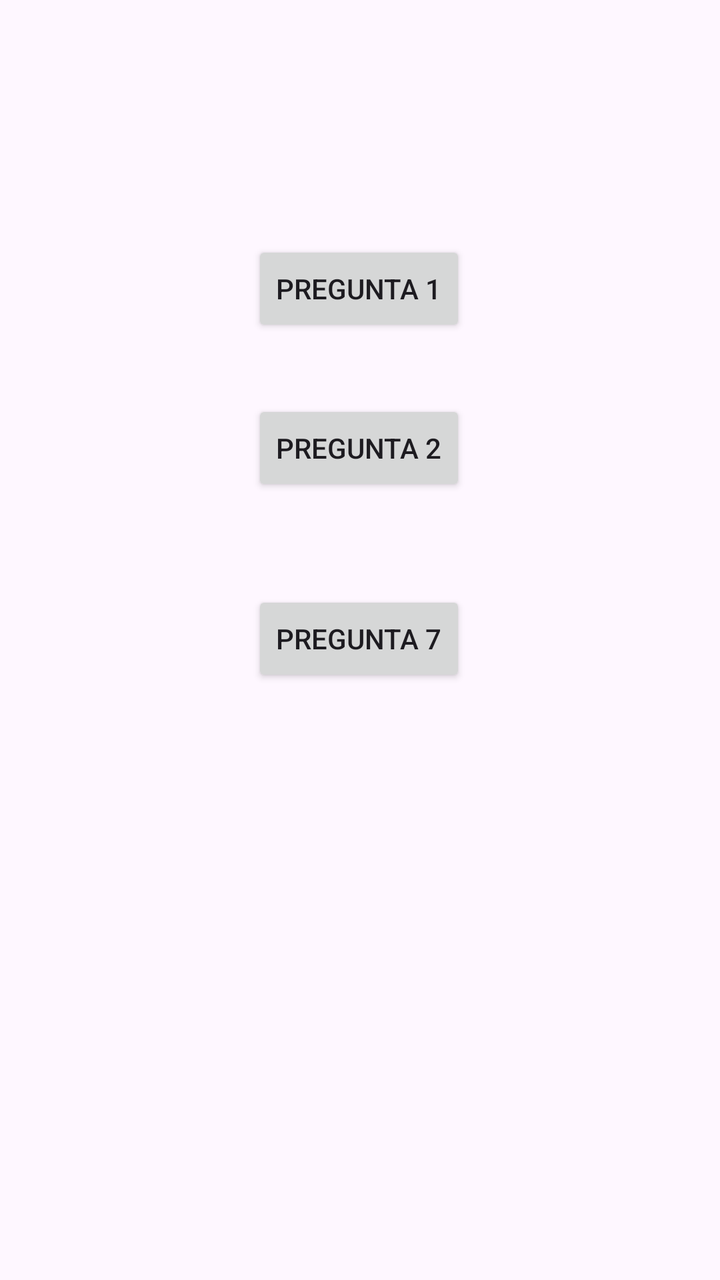
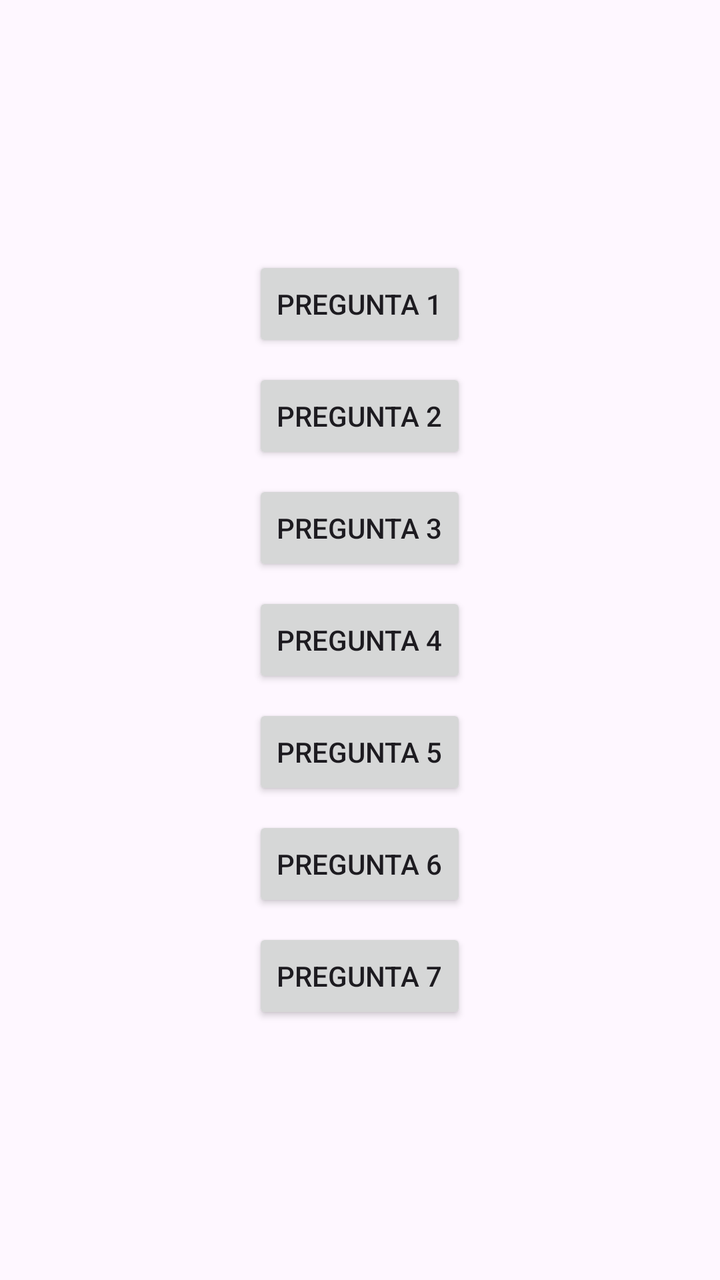

Compare the two renders of this Android layout. The source of the first and the diff that turns it into the second are given below.
<!-- AndroidManifest.xml: application theme Theme.AppGrupo11 -->
<!-- res/layout/activity_main.xml -->
<?xml version="1.0" encoding="utf-8"?>
<androidx.constraintlayout.widget.ConstraintLayout
    xmlns:android="http://schemas.android.com/apk/res/android"
    xmlns:app="http://schemas.android.com/apk/res-auto"
    xmlns:tools="http://schemas.android.com/tools"
    android:id="@+id/main"
    android:layout_width="match_parent"
    android:layout_height="match_parent"
    tools:context=".MainActivity">

    <Button
        android:id="@+id/btnPregunta1"
        android:layout_width="wrap_content"
        android:layout_height="wrap_content"
        android:text="Pregunta 1"
        app:layout_constraintBottom_toBottomOf="parent"
        app:layout_constraintEnd_toEndOf="parent"
        app:layout_constraintHorizontal_bias="0.498"
        app:layout_constraintStart_toStartOf="parent"
        app:layout_constraintTop_toTopOf="parent"
        app:layout_constraintVertical_bias="0.203"
        app:layout_constraintVertical_chainStyle="packed" />

    <Button
        android:id="@+id/btnPregunta2"
        android:layout_width="wrap_content"
        android:layout_height="wrap_content"
        android:text="Pregunta 2"
        app:layout_constraintBottom_toBottomOf="parent"
        app:layout_constraintEnd_toEndOf="parent"
        app:layout_constraintHorizontal_bias="0.498"
        app:layout_constraintStart_toStartOf="parent"
        app:layout_constraintTop_toTopOf="parent"
        app:layout_constraintVertical_bias="0.338"
        app:layout_constraintVertical_chainStyle="packed" />

    <Button
        android:id="@+id/btnPregunta7"
        android:layout_width="wrap_content"
        android:layout_height="wrap_content"
        android:text="Pregunta 7"
        app:layout_constraintBottom_toBottomOf="parent"
        app:layout_constraintEnd_toEndOf="parent"
        app:layout_constraintHorizontal_bias="0.498"
        app:layout_constraintStart_toStartOf="parent"
        app:layout_constraintTop_toTopOf="parent"
        app:layout_constraintVertical_bias="0.499"
        app:layout_constraintVertical_chainStyle="packed" />

</androidx.constraintlayout.widget.ConstraintLayout>
<!-- resources referenced by this layout -->
<resources>
  <style name="Theme.AppGrupo11" parent="Base.Theme.AppGrupo11" />
  <style name="Base.Theme.AppGrupo11" parent="Theme.Material3.DayNight.NoActionBar">
          
          
      </style>
</resources>

<!-- the commit's change to res/layout/activity_main.xml (unified diff, before → after) -->
@@ -8,43 +8,63 @@
     android:layout_height="match_parent"
     tools:context=".MainActivity">
 
-    <Button
-        android:id="@+id/btnPregunta1"
-        android:layout_width="wrap_content"
+    <LinearLayout
+        android:layout_width="match_parent"
         android:layout_height="wrap_content"
-        android:text="Pregunta 1"
+        android:orientation="vertical"
+        android:gravity="center"
+        app:layout_constraintTop_toTopOf="parent"
         app:layout_constraintBottom_toBottomOf="parent"
-        app:layout_constraintEnd_toEndOf="parent"
-        app:layout_constraintHorizontal_bias="0.498"
         app:layout_constraintStart_toStartOf="parent"
-        app:layout_constraintTop_toTopOf="parent"
-        app:layout_constraintVertical_bias="0.203"
-        app:layout_constraintVertical_chainStyle="packed" />
+        app:layout_constraintEnd_toEndOf="parent">
 
-    <Button
-        android:id="@+id/btnPregunta2"
-        android:layout_width="wrap_content"
-        android:layout_height="wrap_content"
-        android:text="Pregunta 2"
-        app:layout_constraintBottom_toBottomOf="parent"
-        app:layout_constraintEnd_toEndOf="parent"
-        app:layout_constraintHorizontal_bias="0.498"
-        app:layout_constraintStart_toStartOf="parent"
-        app:layout_constraintTop_toTopOf="parent"
-        app:layout_constraintVertical_bias="0.338"
-        app:layout_constraintVertical_chainStyle="packed" />
+        <Button
+            android:id="@+id/btnPregunta1"
+            android:layout_width="wrap_content"
+            android:layout_height="wrap_content"
+            android:layout_marginBottom="8dp"
+            android:text="@string/main_btn_pregunta1" />
 
-    <Button
-        android:id="@+id/btnPregunta7"
-        android:layout_width="wrap_content"
-        android:layout_height="wrap_content"
-        android:text="Pregunta 7"
-        app:layout_constraintBottom_toBottomOf="parent"
-        app:layout_constraintEnd_toEndOf="parent"
-        app:layout_constraintHorizontal_bias="0.498"
-        app:layout_constraintStart_toStartOf="parent"
-        app:layout_constraintTop_toTopOf="parent"
-        app:layout_constraintVertical_bias="0.499"
-        app:layout_constraintVertical_chainStyle="packed" />
+        <Button
+            android:id="@+id/btnPregunta2"
+            android:layout_width="wrap_content"
+            android:layout_height="wrap_content"
+            android:layout_marginBottom="8dp"
+            android:text="@string/main_btn_pregunta2" />
 
+        <Button
+            android:id="@+id/btnPregunta3"
+            android:layout_width="wrap_content"
+            android:layout_height="wrap_content"
+            android:layout_marginBottom="8dp"
+            android:text="@string/main_btn_pregunta3" />
+
+        <Button
+            android:id="@+id/btnPregunta4"
+            android:layout_width="wrap_content"
+            android:layout_height="wrap_content"
+            android:layout_marginBottom="8dp"
+            android:text="@string/main_btn_pregunta4" />
+
+        <Button
+            android:id="@+id/btnPregunta5"
+            android:layout_width="wrap_content"
+            android:layout_height="wrap_content"
+            android:layout_marginBottom="8dp"
+            android:text="@string/main_btn_pregunta5" />
+
+        <Button
+            android:id="@+id/btnPregunta6"
+            android:layout_width="wrap_content"
+            android:layout_height="wrap_content"
+            android:layout_marginBottom="8dp"
+            android:text="@string/main_btn_pregunta6" />
+
+        <Button
+            android:id="@+id/btnPregunta7"
+            android:layout_width="wrap_content"
+            android:layout_height="wrap_content"
+            android:text="@string/main_btn_pregunta7" />
+
+    </LinearLayout>
 </androidx.constraintlayout.widget.ConstraintLayout>
<!-- resource entries referenced after the edit -->
@@ -1,5 +1,12 @@
 <!-- resources referenced by this layout -->
 <resources>
+  <string name="main_btn_pregunta1">Pregunta 1</string>
+  <string name="main_btn_pregunta2">Pregunta 2</string>
+  <string name="main_btn_pregunta3">Pregunta 3</string>
+  <string name="main_btn_pregunta4">Pregunta 4</string>
+  <string name="main_btn_pregunta5">Pregunta 5</string>
+  <string name="main_btn_pregunta6">Pregunta 6</string>
+  <string name="main_btn_pregunta7">Pregunta 7</string>
   <style name="Theme.AppGrupo11" parent="Base.Theme.AppGrupo11" />
   <style name="Base.Theme.AppGrupo11" parent="Theme.Material3.DayNight.NoActionBar">
           
